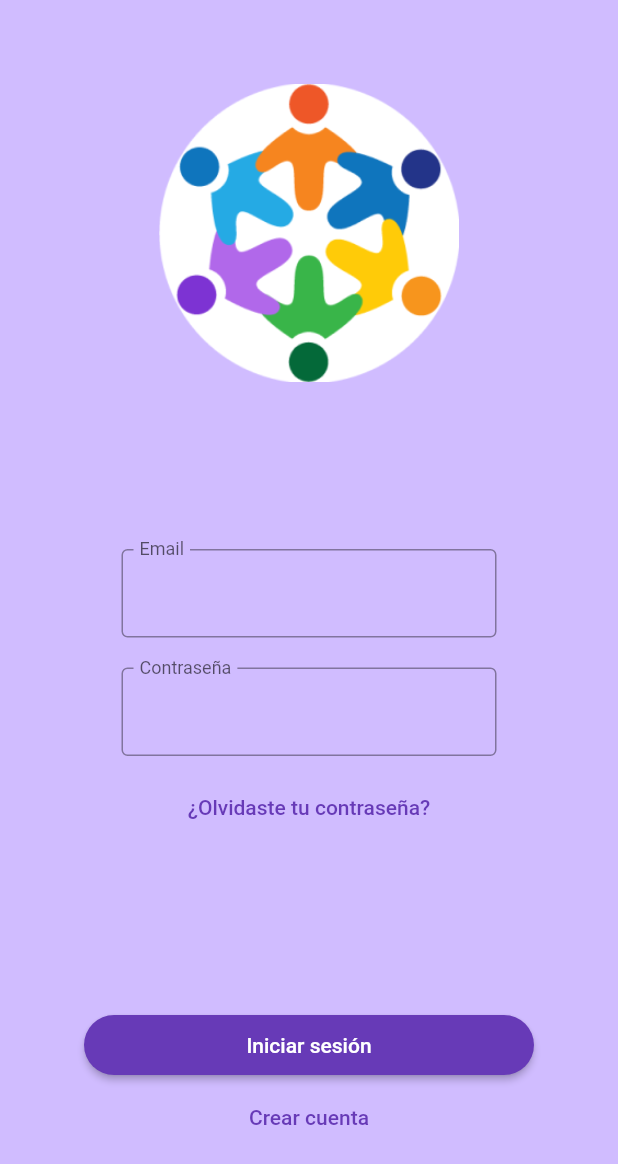
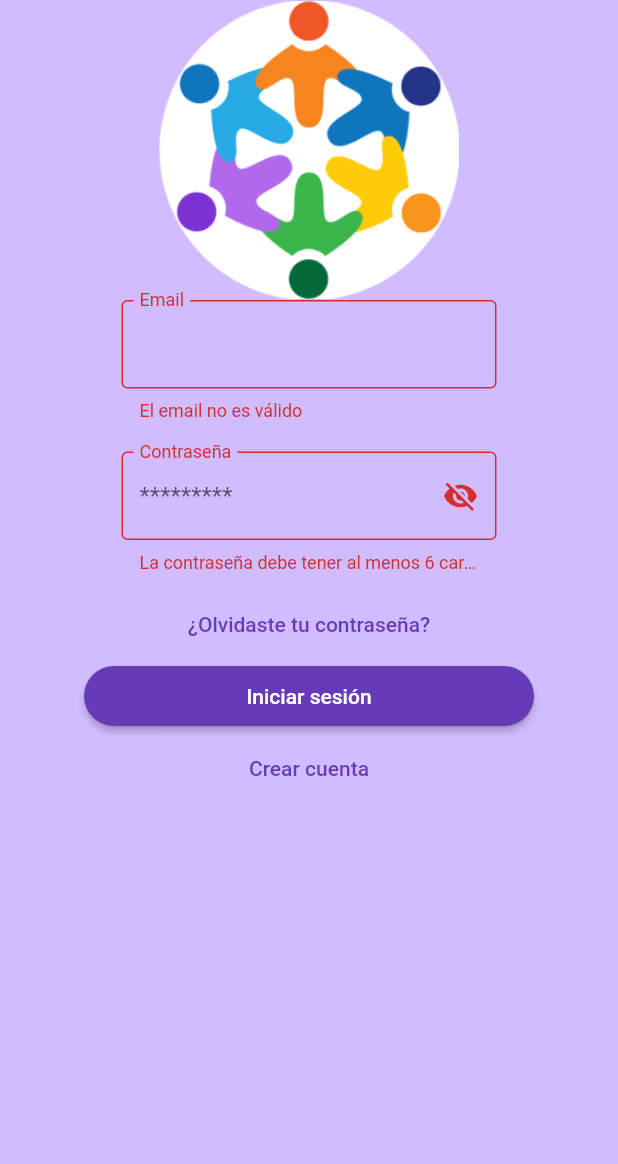
Before and after one commit to SantiagoVargasVe/proyect_grado, a Flutter app: the screen it shows after launch, after a tap on "Iniciar sesión", on a phone screen of 412 x 824 dp. Shown: the top 1164 px of the screen. Run offline on Flutter 3.47's test engine with Material 2 defaults, Android fonts, the phone set to English and light mode, and no system bars; our stand-ins replace cloud_firestore, firebase_auth, firebase_core, firebase_storage; accounts and stored records are empty.

Commit message:
ADD: Funcionalidad de login

```diff
--- a/lib/screens/landing_screen.dart
+++ b/lib/screens/landing_screen.dart
@@ -13,6 +13,10 @@ class _LandingScreenState extends State<LandingScreen> {
   final _formKey = GlobalKey<FormState>();
 
   FirebaseAuth auth = FirebaseAuth.instance;
+
+  final _emailController = TextEditingController();
+  final _passwordController = TextEditingController();
+  var _showPassword = false;
 
   String? validateEmail(String? value) {
     if (value == null) {
@@ -39,6 +43,36 @@ class _LandingScreenState extends State<LandingScreen> {
     return null;
   }
 
+  void login(BuildContext ctx) async {
+    FocusManager.instance.primaryFocus?.unfocus();
+    try {
+      await FirebaseAuth.instance.signInWithEmailAndPassword(
+          email: _emailController.text, password: _passwordController.text);
+      ScaffoldMessenger.of(ctx).showSnackBar(const SnackBar(
+        content: Text('Login éxitoso'),
+        backgroundColor: Colors.green,
+      ));
+    } on FirebaseAuthException catch (e) {
+      if (e.code == 'user-not-found') {
+        ScaffoldMessenger.of(ctx).showSnackBar(const SnackBar(
+          content: Text('No se encontro el usuario'),
+          backgroundColor: Colors.orange,
+        ));
+      } else if (e.code == 'wrong-password') {
+        ScaffoldMessenger.of(ctx).showSnackBar(const SnackBar(
+          content: Text('Email o contraseña incorrectos'),
+          backgroundColor: Colors.orange,
+        ));
+      }
+    }
+  }
+
+  void validateForm(BuildContext ctx) {
+    if (_formKey.currentState!.validate()) {
+      login(ctx);
+    }
+  }
+
   void goToRegisterScreen() {
     Navigator.of(context).pushNamed(RegisterScreen.routeName);
   }
@@ -46,7 +80,8 @@ class _LandingScreenState extends State<LandingScreen> {
   @override
   Widget build(BuildContext context) {
     return Scaffold(
-        body: SizedBox(
+        body: SingleChildScrollView(
+      child: SizedBox(
         width: double.infinity,
         child: Form(
           key: _formKey,
@@ -63,6 +98,7 @@ class _LandingScreenState extends State<LandingScreen> {
                 child: Column(
                   children: [
                     TextFormField(
+                      controller: _emailController,
                       decoration: const InputDecoration(
                         border: OutlineInputBorder(),
                         labelText: 'Email',
@@ -72,12 +108,27 @@ class _LandingScreenState extends State<LandingScreen> {
                     ),
                     const SizedBox(height: 20),
                     TextFormField(
-                    decoration: const InputDecoration(
-                      border: OutlineInputBorder(),
+                      controller: _passwordController,
+                      obscureText: !_showPassword,
+                      decoration: InputDecoration(
+                        border: const OutlineInputBorder(),
                         labelText: 'Contraseña',
+                        hintText: "*********",
                         floatingLabelBehavior: FloatingLabelBehavior.always,
+                        suffixIcon: IconButton(
+                          icon: Icon(
+                            _showPassword
+                                ? Icons.visibility
+                                : Icons.visibility_off,
                           ),
-                    validator: validateEmail,
+                          onPressed: () {
+                            setState(() {
+                              _showPassword = !_showPassword;
+                            });
+                          },
+                        ),
+                      ),
+                      validator: validatePassword,
                     ),
                     const SizedBox(height: 10),
                     TextButton(
@@ -94,7 +145,9 @@ class _LandingScreenState extends State<LandingScreen> {
                         style: ElevatedButton.styleFrom(
                           minimumSize: const Size(300, 40),
                         ),
-                      onPressed: () {},
+                        onPressed: () {
+                          validateForm(context);
+                        },
                         child: const Text('Iniciar sesión')),
                     TextButton(
                         onPressed: goToRegisterScreen,
@@ -105,6 +158,7 @@ class _LandingScreenState extends State<LandingScreen> {
             ],
           ),
         ),
+      ),
     ));
   }
 }
```
Lines whose indentation alone changed are shown as unchanged.
